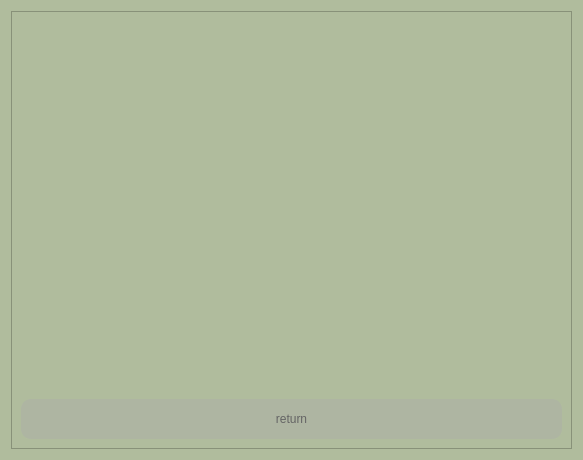
amir-h-A-0001/DS-SocialNetwork, file SocialNetwork/requests.ui: the form before one commit.
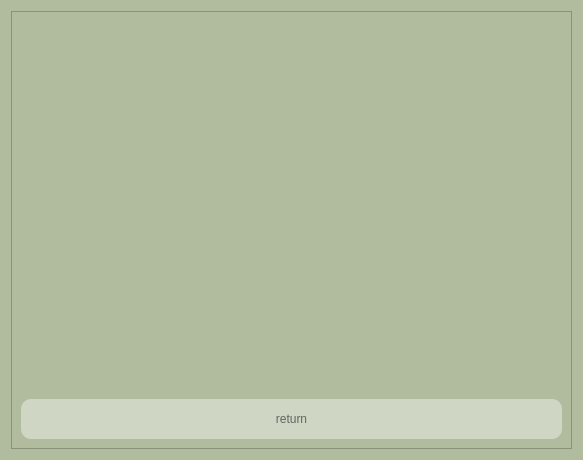
The form after the commit.

```diff
--- a/SocialNetwork/requests.ui
+++ b/SocialNetwork/requests.ui
@@ -55,7 +55,7 @@
           </size>
          </property>
          <property name="styleSheet">
-          <string notr="true">background-color: rgba(170, 170, 170,100);
+          <string notr="true">background-color: rgba(255, 255, 255,100);
 border-radius:10px;
 color:rgb(100,100,100);</string>
          </property>
```
